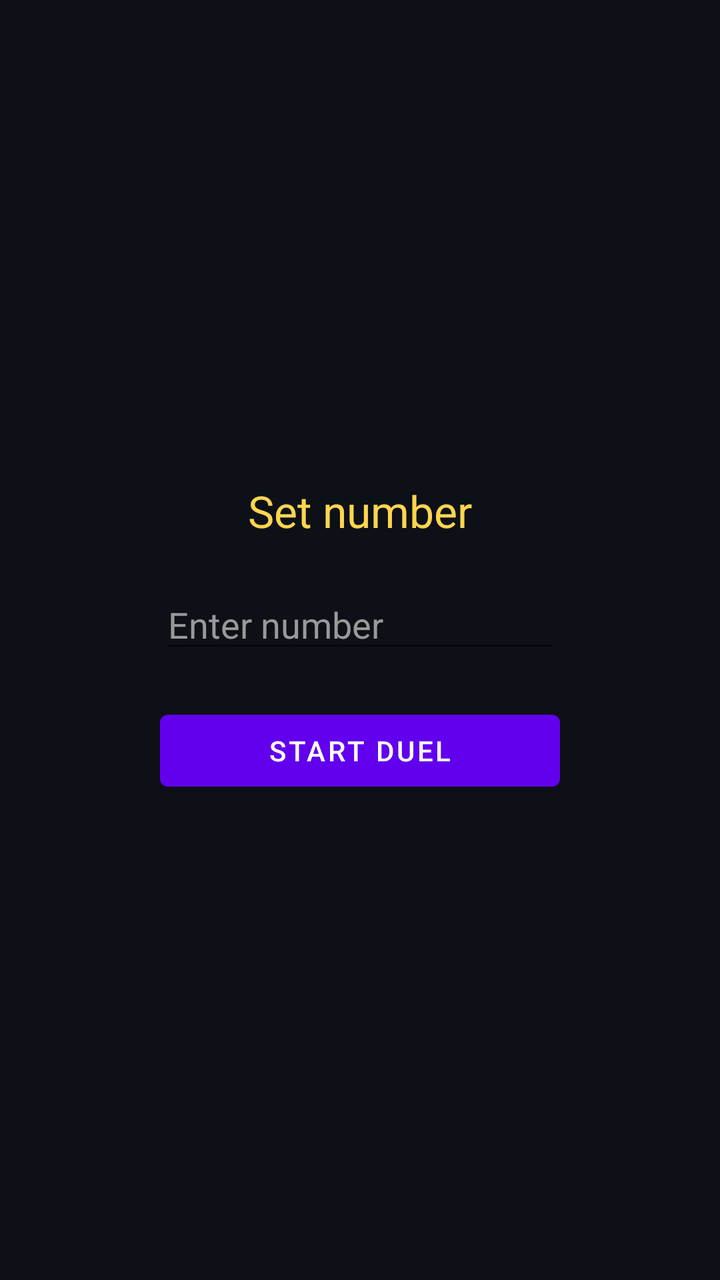
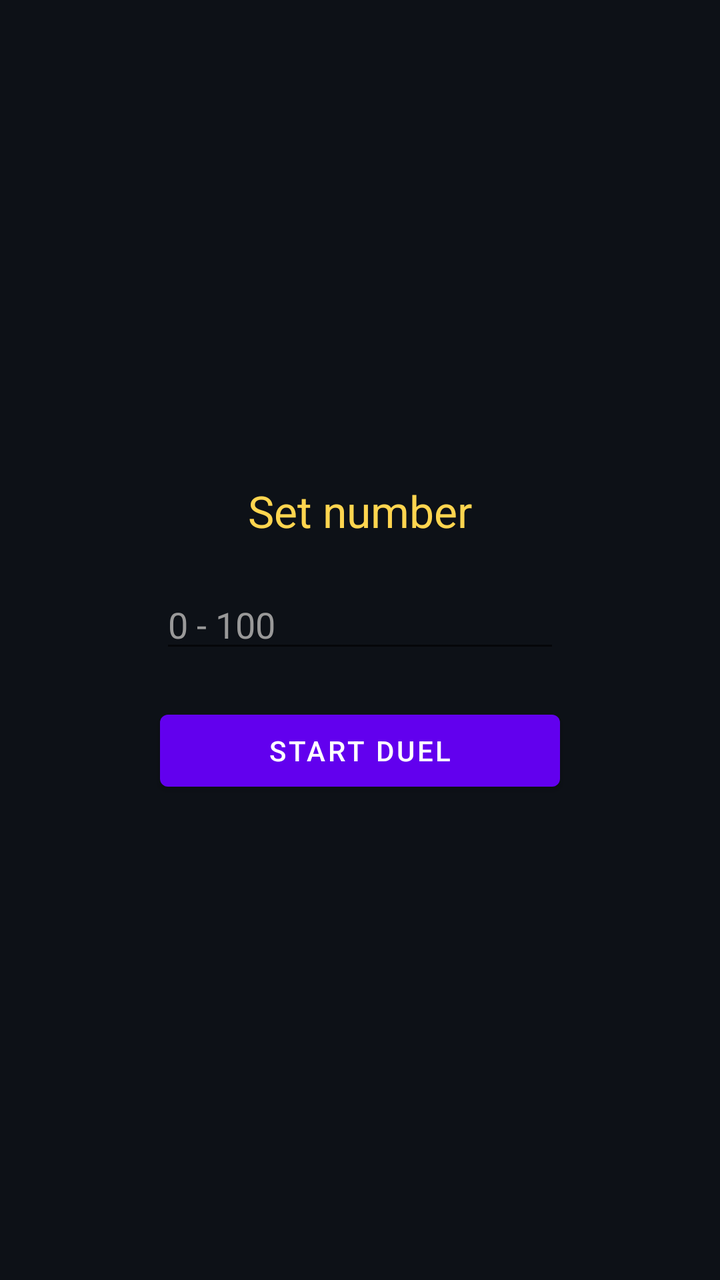

Compare the two renders of this Android layout. The source of the first and the diff that turns it into the second are given below.
<!-- AndroidManifest.xml: fallback theme Theme.MaterialComponents.DayNight.NoActionBar -->
<!-- res/layout/activity_setup.xml -->
<?xml version="1.0" encoding="utf-8"?>
<LinearLayout 
    xmlns:android="http://schemas.android.com/apk/res/android"
    android:orientation="vertical"
    android:gravity="center"
    android:background="#0D1117"
    android:padding="24dp"
    android:layout_width="match_parent"
    android:layout_height="match_parent">

    
    <TextView
        android:id="@+id/titleText"
        android:text="Set number"
        android:textSize="22sp"
        android:textColor="#FFD54F"
        android:layout_marginBottom="20dp"
        android:layout_width="wrap_content"
        android:layout_height="wrap_content" />

    
    <EditText
        android:id="@+id/secretInput"
        android:layout_width="200dp"
        android:layout_height="wrap_content"
        android:hint="Enter number"
        android:textColor="#FFFFFF"
        android:textColorHint="#999999"/>

    <Button
        android:id="@+id/startDuelBtn"
        android:layout_width="200dp"
        android:layout_height="wrap_content"
        android:text="Start Duel"
        android:layout_marginTop="20dp"/>

</LinearLayout>
<!-- resources referenced by this layout -->
<resources>

</resources>

<!-- the commit's change to res/layout/activity_setup.xml (unified diff, before → after) -->
@@ -1,14 +1,13 @@
 <?xml version="1.0" encoding="utf-8"?>
-<LinearLayout 
+<LinearLayout
     xmlns:android="http://schemas.android.com/apk/res/android"
+    android:layout_width="match_parent"
+    android:layout_height="match_parent"
+    android:gravity="center"
     android:orientation="vertical"
-    android:gravity="center"
     android:background="#0D1117"
-    android:padding="24dp"
-    android:layout_width="match_parent"
-    android:layout_height="match_parent">
+    android:padding="24dp">
 
-    
     <TextView
         android:id="@+id/titleText"
         android:text="Set number"
@@ -16,14 +15,14 @@
         android:textColor="#FFD54F"
         android:layout_marginBottom="20dp"
         android:layout_width="wrap_content"
-        android:layout_height="wrap_content" />
+        android:layout_height="wrap_content"/>
 
-    
     <EditText
         android:id="@+id/secretInput"
         android:layout_width="200dp"
         android:layout_height="wrap_content"
-        android:hint="Enter number"
+        android:hint="0 - 100"
+        android:inputType="number"
         android:textColor="#FFFFFF"
         android:textColorHint="#999999"/>
 
